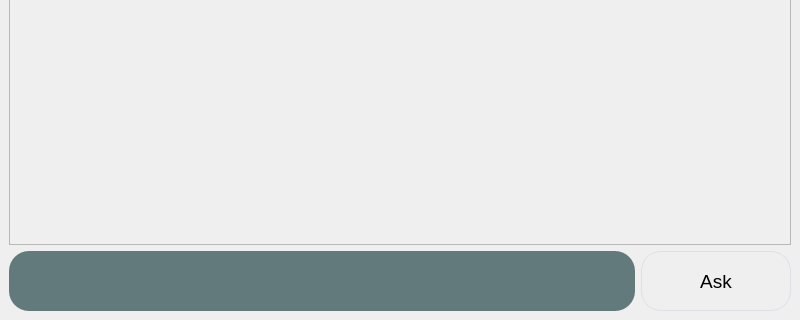
AXERA-TECH/ax-llm, file qtproj/LLM-Chat/mainwindow.ui: the form before one commit; both pictures show x 0 to 800 and y 280 to 600 of the 800 by 600 pixel window.
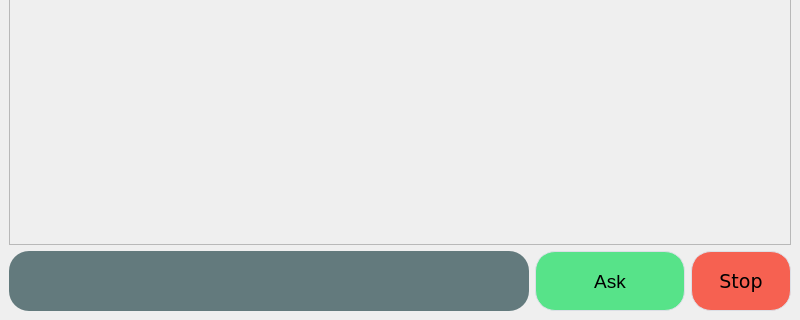
The form after the commit.

Patch:
```diff
--- a/qtproj/LLM-Chat/mainwindow.ui
+++ b/qtproj/LLM-Chat/mainwindow.ui
@@ -40,7 +40,7 @@
        </widget>
       </item>
       <item>
-       <layout class="QHBoxLayout" name="horizontalLayout" stretch="0,1">
+       <layout class="QHBoxLayout" name="horizontalLayout" stretch="0,1,0">
         <item>
          <widget class="QLineEdit" name="txt_msg">
           <property name="minimumSize">
@@ -87,6 +87,7 @@
     border: 1px solid #dcdfe6;
     padding: 10px;
     border-radius: 20px;
+	background-color: rgb(87, 227, 137);
 }
 
 QPushButton:hover {
@@ -104,6 +105,48 @@
           </property>
          </widget>
         </item>
+        <item>
+         <widget class="QPushButton" name="btn_stop">
+          <property name="minimumSize">
+           <size>
+            <width>100</width>
+            <height>60</height>
+           </size>
+          </property>
+          <property name="maximumSize">
+           <size>
+            <width>150</width>
+            <height>16777215</height>
+           </size>
+          </property>
+          <property name="font">
+           <font>
+            <family>DejaVu Sans</family>
+            <pointsize>14</pointsize>
+           </font>
+          </property>
+          <property name="styleSheet">
+           <string notr="true">QPushButton {
+    border: 1px solid #dcdfe6;
+    padding: 10px;
+    border-radius: 20px;
+	background-color: rgb(246, 97, 81);
+}
+
+QPushButton:hover {
+    background-color: rgb(224, 27, 36);
+}
+
+QPushButton:pressed, QPushButton:checked {
+    border: 1px solid #3a8ee6;
+	background-color: rgb(192, 28, 40);
+}</string>
+          </property>
+          <property name="text">
+           <string>Stop</string>
+          </property>
+         </widget>
+        </item>
        </layout>
       </item>
      </layout>
```
